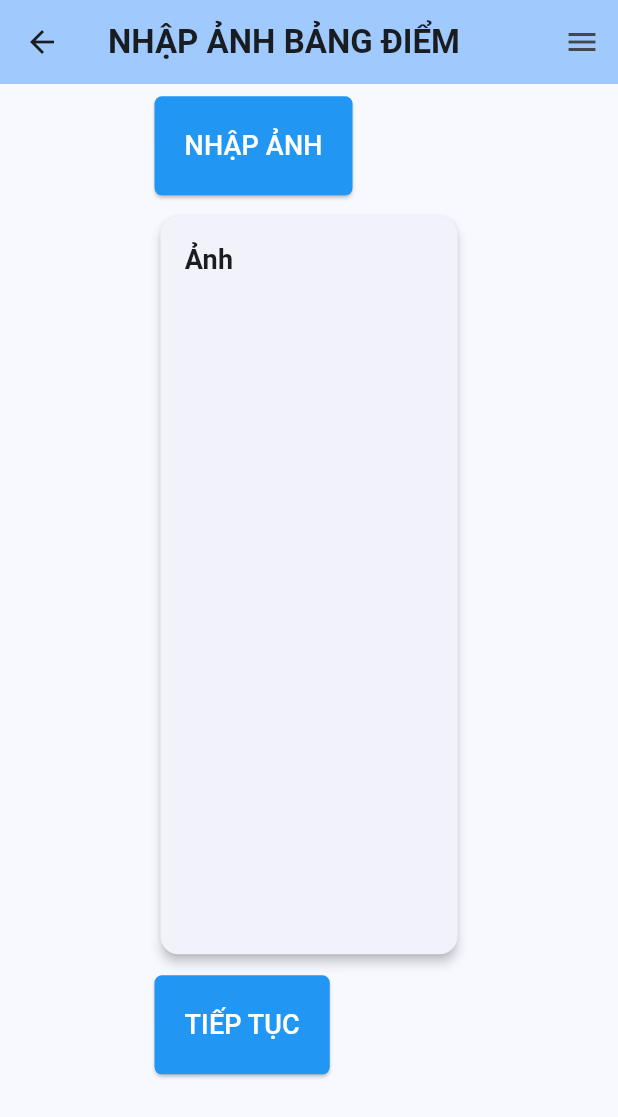
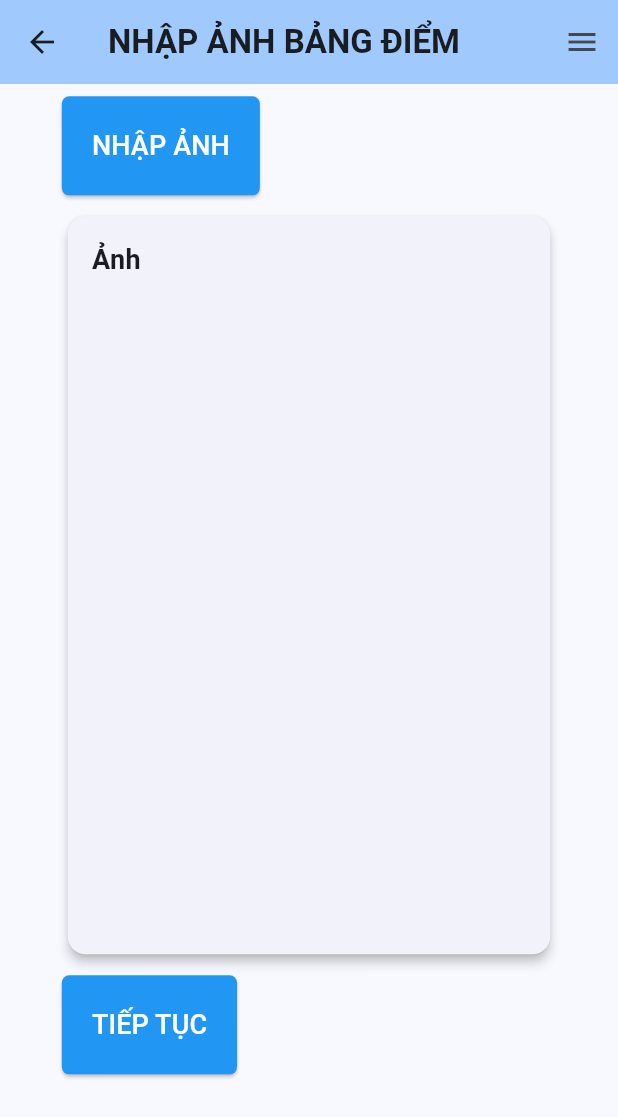
Before and after one commit to Slimaeus/flutter_hutech_classroom, a Flutter app: the ImageInputScreen screen opened by its route, on a phone screen of 412 x 824 dp. Shown: the top 1117 px of the screen. Run offline on Flutter 3.47's test engine with Material 2 defaults, Android fonts, the phone set to English and light mode, and no system bars; our stand-ins replace file_picker, flutter_mobx, mobx; generated files the repository leaves out were written again.

Commit message:
chore(image-input): Change padding

```diff
--- a/lib/screens/image_input_screen.dart
+++ b/lib/screens/image_input_screen.dart
@@ -27,7 +27,7 @@ class _ImageInputScreenState extends State<ImageInputScreen> {
             child: Padding(
           padding: EdgeInsets.symmetric(
               vertical: MediaQuery.of(context).size.height * 0.01,
-              horizontal: MediaQuery.of(context).size.width * 0.25),
+              horizontal: MediaQuery.of(context).size.width * 0.1),
           child: Column(
             crossAxisAlignment: CrossAxisAlignment.start,
             children: [
```
